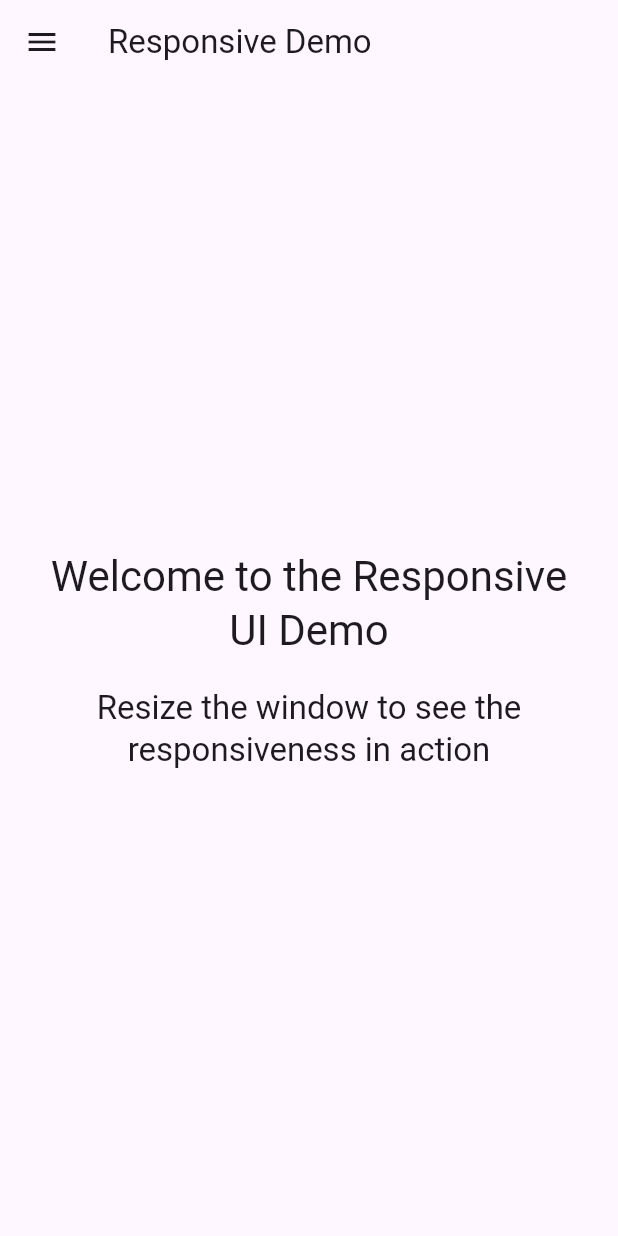
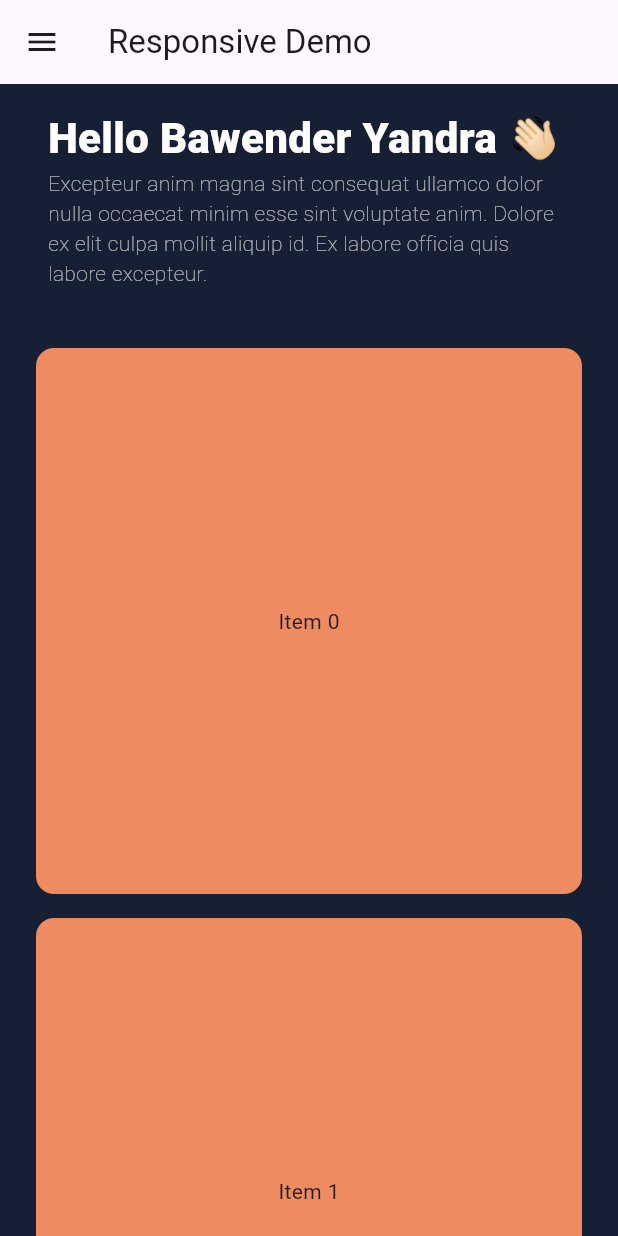
Before and after one commit to BobFactory/flutter_responsive_demo, a Flutter app: the screen it shows after launch, on a phone screen of 412 x 824 dp. Run offline on Flutter 3.47's test engine with Material 3 defaults, Android fonts, the phone set to English and light mode, and no system bars.

Commit message:
added dashboard listing UI

```diff
--- /dev/null
+++ b/lib/components/header.dart
@@ -0,0 +1,35 @@
+import 'package:flutter/material.dart';
+
+class ScreenHeader extends StatelessWidget {
+  const ScreenHeader({super.key});
+
+  @override
+  Widget build(BuildContext context) {
+    return Container(
+      alignment: Alignment.centerLeft,
+      padding: const EdgeInsets.symmetric(horizontal: 32, vertical: 16),
+      child: const Column(
+        crossAxisAlignment: CrossAxisAlignment.start,
+        children: [
+          Text(
+            "Hello Bawender Yandra 👋🏻",
+            style: TextStyle(
+              fontSize: 28,
+              fontWeight: FontWeight.w900,
+              color: Colors.white
+            ),
+          ),
+
+           Text(
+            "Excepteur anim magna sint consequat ullamco dolor nulla occaecat minim esse sint voluptate anim. Dolore ex elit culpa mollit aliquip id. Ex labore officia quis labore excepteur. ",
+            style: TextStyle(
+              fontSize: 14,
+              fontWeight: FontWeight.w200,
+              color: Colors.white70
+            ),
+          ),
+        ],
+      ),
+    );
+  }
+}
--- a/lib/components/responsive_scaffold.dart
+++ b/lib/components/responsive_scaffold.dart
@@ -18,6 +18,7 @@ class ResponsiveScaffoldWithSideBar extends StatelessWidget {
               centerTitle: false,
             )
           : null,
+          backgroundColor: Color.fromARGB(255, 23, 31, 52),
       drawer: context.isMobile()
           ? Drawer(
               backgroundColor: secodnary,
@@ -38,7 +39,7 @@ class ResponsiveScaffoldWithSideBar extends StatelessWidget {
                       ),
                     ),
                   ),
-                  Divider(),
+                  const Divider(),
                   SideBarListTile(
                       icon: Icons.dashboard,
                       title: 'Dashboard',
--- a/lib/main.dart
+++ b/lib/main.dart
@@ -1,6 +1,11 @@
+import 'package:flutter/cupertino.dart';
 import 'package:flutter/material.dart';
+import 'package:flutter/widgets.dart';
+import 'package:responsive_demo/components/header.dart';
 import 'package:responsive_demo/components/responsive_scaffold.dart';
+import 'package:responsive_demo/resources/colors.dart';
 import 'package:responsive_demo/utils/responsive_utils.dart';
+import 'package:responsive_demo/utils/size_utils.dart';
 
 void main() {
   runApp(const MyApp());
@@ -13,18 +18,15 @@ class MyApp extends StatelessWidget {
   @override
   Widget build(BuildContext context) {
     return MaterialApp(
+      debugShowCheckedModeBanner: false,
       title: 'Flutter Demo',
       theme: ThemeData(
         colorScheme: ColorScheme.fromSeed(seedColor: Colors.deepPurple),
         useMaterial3: true,
       ),
-      home: HomePage()
+      home: HomePage(),
     );
   }
-
-
-
-
 }
 
 class HomePage extends StatelessWidget {
@@ -32,28 +34,108 @@ class HomePage extends StatelessWidget {
 
   @override
   Widget build(BuildContext context) {
+    var count = 1;
+    var horizontalPadding = 16.0;
+
+    if (context.isDesktop()) {
+      count = 3;
+      horizontalPadding = 16;
+    } else if (context.isTablet()) {
+      count = 2;
+      horizontalPadding = context.widthPercent(5);
+    } else {
+      count = 1;
+      horizontalPadding = 16;
+    }
+
     return ResponsiveScaffoldWithSideBar(
-      body: Center(
-        child: Padding(
-          padding: const EdgeInsets.all(32.0),
-          child: Column(
-            mainAxisAlignment: MainAxisAlignment.center,
-            children: <Widget>[
-              Text(
-                'Welcome to the Responsive UI Demo',
-                style: Theme.of(context).textTheme.headline4,
-                textAlign: TextAlign.center,
+      body: Column(children: [
+        const ScreenHeader(),
+        Expanded(
+          child: Row(
+            crossAxisAlignment: CrossAxisAlignment.start,
+            children: [
+              Expanded(
+                child: GridView.count(
+                  padding: EdgeInsets.symmetric(
+                    vertical: 16,
+                    horizontal: horizontalPadding
+                  ),
+                  crossAxisCount: count,
+                  children:
+                      List.generate(10, (index) => _GridItem(index: index)),
+                ),
               ),
-              const SizedBox(height: 20),
-              Text(
-                'Resize the window to see the responsiveness in action',
-                style: Theme.of(context).textTheme.headline6,
-                textAlign: TextAlign.center,
-              ),
+              if (context.isDesktop()) const EndBanner()
             ],
           ),
+        ),
+      ]),
+    );
+  }
+}
+
+class EndBanner extends StatelessWidget {
+  const EndBanner({super.key});
+
+  @override
+  Widget build(BuildContext context) {
+    return Padding(
+      padding: const EdgeInsets.fromLTRB(0, 24, 16, 0),
+      child: Container(
+        padding: const EdgeInsets.all(22),
+        height: context.heightPercent(50),
+        width: 300,
+        decoration: BoxDecoration(
+          borderRadius: BorderRadius.circular(12),
+          gradient: LinearGradient(colors: [primary, primary.withAlpha(200)]),
+        ),
+        child: const Column(
+          children: [
+            Text(
+              "Welcome to responsive demo",
+              style: TextStyle(
+                  color: Colors.white,
+                  fontWeight: FontWeight.bold,
+                  fontSize: 28,
+                  height: 1),
+            ),
+            SizedBox(height: 32),
+            Text(
+              "This is a demo that shows  how to handle responsive design implementation in flutter. We need to learn how to render complex responsive layouts in flutter by looking at differnt web  startegies.",
+              style: TextStyle(
+                color: Colors.white70,
+                fontSize: 18,
+              ),
+            )
+          ],
         ),
       ),
     );
   }
 }
+
+class _GridItem extends StatelessWidget {
+  const _GridItem({required this.index});
+
+  final int index;
+
+  @override
+  Widget build(BuildContext context) {
+    return Padding(
+      padding: const EdgeInsets.all(8.0),
+      child: Container(
+        width: 500,
+        key: ValueKey(index),
+        decoration: BoxDecoration(
+          color: tertiary,
+            // gradient:
+            //     LinearGradient(colors: [tertiary, tertiary.withAlpha(200)]),
+            borderRadius: BorderRadius.circular(12)),
+        child: Center(
+          child: Text("Item $index"),
+        ),
+      ),
+    );
+  }
+}
--- a/lib/utils/size_utils.dart
+++ b/lib/utils/size_utils.dart
@@ -8,7 +8,7 @@ extension SizeExtension on BuildContext {
   double get width => size.width;
   double get height => size.height;
 
-  double widthPercent(int percent) => width * percent/100;
-  double heightPercent(int percent) => height * percent/100;
+  double widthPercent(double percent) => width * percent/100;
+  double heightPercent(double percent) => height * percent/100;
 
 }
```
Also changed, not shown: lib/components/sidebar.dart (+0 -11 lines).
